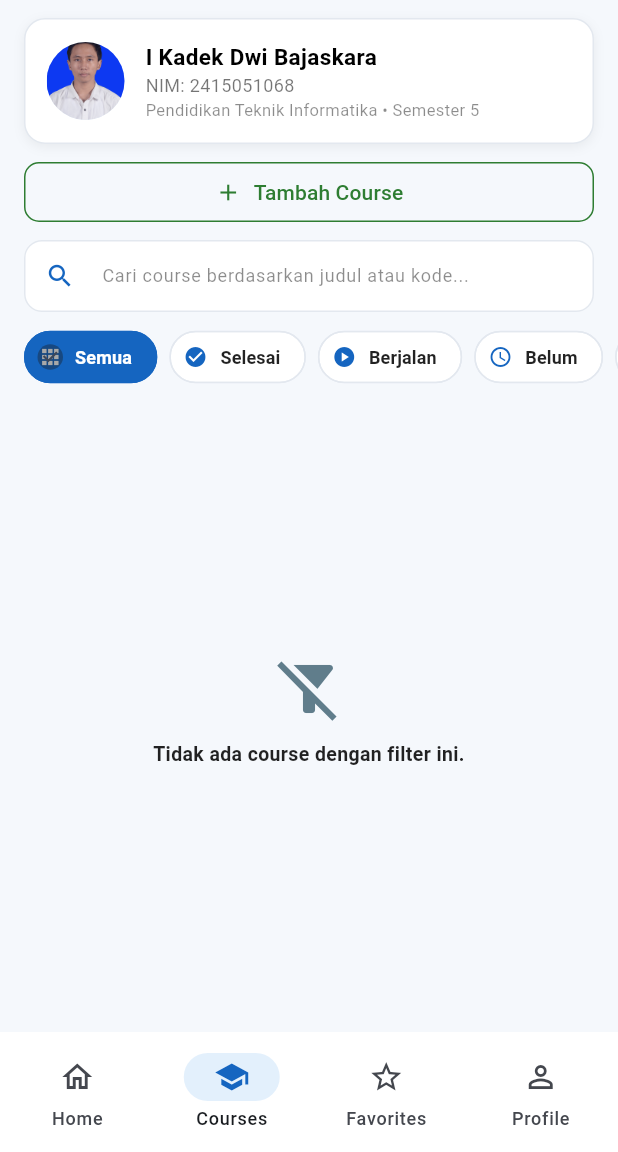
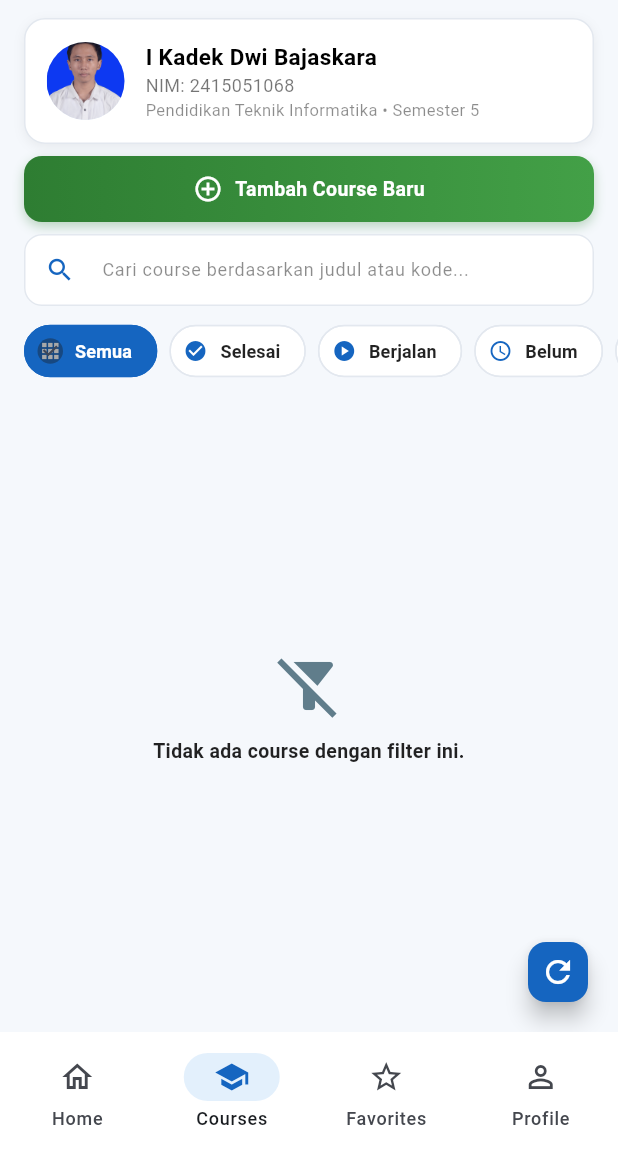
Before and after one commit to shiroKaraa/Course-Explorer-v2, a Flutter app: the screen it shows after launch, item 2 of the bottom bar chosen, on a phone screen of 412 x 824 dp, the part 84-1236 px from its top. Run offline on Flutter 3.47's test engine with Material 3 defaults, Android fonts, the phone set to English and light mode, and no system bars; our stand-ins replace flutter_dotenv, supabase_flutter; accounts and stored records are empty.

Commit message:
Tambahkan error handling dan security hardening dasar

```diff
--- a/lib/providers/course_provider.dart
+++ b/lib/providers/course_provider.dart
@@ -165,7 +165,7 @@ class CourseProvider extends ChangeNotifier {
       return true;
     } catch (e) {
       _error = e.toString();
-      notifyListeners();   // ← TAMBAHAN
+      notifyListeners();
       return false;
     } finally {
       _isSaving = false;
--- a/lib/screens/course_detail_page.dart
+++ b/lib/screens/course_detail_page.dart
@@ -40,8 +40,12 @@ class _CourseDetailPageState extends State<CourseDetailPage> {
     );
 
     if (!mounted) return;
+
     if (updated == true) {
       showMsg(context, 'Course berhasil diperbarui!', color: AppColors.success);
+    } else if (updated == false) {
+      final errorMsg = context.read<CourseProvider>().error ?? 'Terjadi kesalahan.';
+      showMsg(context, 'Gagal: $errorMsg', color: Colors.red);
     }
   }
 
--- a/lib/screens/course_grid_page.dart
+++ b/lib/screens/course_grid_page.dart
@@ -76,7 +76,9 @@ class _CourseGridPageState extends State<CourseGridPage> {
   Widget build(BuildContext context) {
     final provider = context.watch<CourseProvider>();
 
-    return Column(children: [
+    return Stack(
+      children: [
+        Column(children: [
           const Padding(
             padding: EdgeInsets.fromLTRB(16, 12, 16, 8),
             child: IdentityCard(
@@ -86,13 +88,35 @@ class _CourseGridPageState extends State<CourseGridPage> {
 
           Padding(
             padding: const EdgeInsets.symmetric(horizontal: 16),
-        child: SizedBox(
-          width: double.infinity,
-          child: OutlinedButton.icon(
-            onPressed: () => _showAddDialog(context),
-            icon: const Icon(Icons.add, size: 18),
-            label: const Text('Tambah Course'),
-            style: outlined(AppColors.success, pad: 10),
+            child: InkWell(
+              onTap: () => _showAddDialog(context),
+              borderRadius: BorderRadius.circular(12),
+              child: Container(
+                padding: const EdgeInsets.symmetric(vertical: 12, horizontal: 16),
+                decoration: BoxDecoration(
+                  gradient: const LinearGradient(
+                    colors: [AppColors.success, Color(0xFF43A047)],
+                  ),
+                  borderRadius: BorderRadius.circular(12),
+                  boxShadow: [
+                    BoxShadow(
+                      color: AppColors.success.withValues(alpha: 0.3),
+                      blurRadius: 6,
+                      offset: const Offset(0, 3),
+                    )
+                  ],
+                ),
+                child: Row(
+                  mainAxisAlignment: MainAxisAlignment.center,
+                  children: [
+                    const Icon(Icons.add_circle_outline, color: Colors.white, size: 20),
+                    const SizedBox(width: 8),
+                    Text(
+                      'Tambah Course Baru',
+                      style: ts(13, w: FontWeight.bold, color: Colors.white),
+                    ),
+                  ],
+                ),
               ),
             ),
           ),
@@ -108,7 +132,34 @@ class _CourseGridPageState extends State<CourseGridPage> {
           const _FilterBar(),
 
           Expanded(child: _body(context, provider)),
-    ]);
+        ]),
+
+        Positioned(
+          right: 16,
+          bottom: 16,
+          child: FloatingActionButton.small(
+            heroTag: 'refreshCourses',
+            backgroundColor: AppColors.primary,
+            foregroundColor: Colors.white,
+            tooltip: 'Refresh Data',
+            onPressed: () {
+              context.read<CourseProvider>().refresh();
+              showMsg(context, 'Memuat ulang data...', color: AppColors.primary);
+            },
+            child: provider.isLoading
+                ? const SizedBox(
+                    width: 16,
+                    height: 16,
+                    child: CircularProgressIndicator(
+                      strokeWidth: 2,
+                      color: Colors.white,
+                    ),
+                  )
+                : const Icon(Icons.refresh),
+          ),
+        ),
+      ],
+    );
   }
 
   Future<void> _showAddDialog(BuildContext context) async {
@@ -119,6 +170,7 @@ class _CourseGridPageState extends State<CourseGridPage> {
     );
 
     if (!context.mounted) return;
+
     if (saved == true) {
       courseFilter.value = 'all';
       _searchController.clear();
@@ -129,6 +181,9 @@ class _CourseGridPageState extends State<CourseGridPage> {
         'Course berhasil ditambahkan!',
         color: AppColors.success,
       );
+    } else if (saved == false) {
+      final errorMsg = context.read<CourseProvider>().error ?? 'Terjadi kesalahan.';
+      showMsg(context, 'Gagal: $errorMsg', color: Colors.red);
     }
   }
 
@@ -195,7 +250,7 @@ class _CourseGridPageState extends State<CourseGridPage> {
   ) =>
       LayoutBuilder(
         builder: (context, c) => GridView.builder(
-          padding: const EdgeInsets.fromLTRB(16, 4, 16, 16),
+          padding: const EdgeInsets.fromLTRB(16, 4, 16, 80),
           gridDelegate: SliverGridDelegateWithFixedCrossAxisCount(
             crossAxisCount: columnsFor(c.maxWidth),
             crossAxisSpacing: 12,
```
Also changed, not shown: lib/widgets/course_form_dialog.dart (+1 -10 lines), 1 other file. Lines whose indentation alone changed are shown as unchanged.
